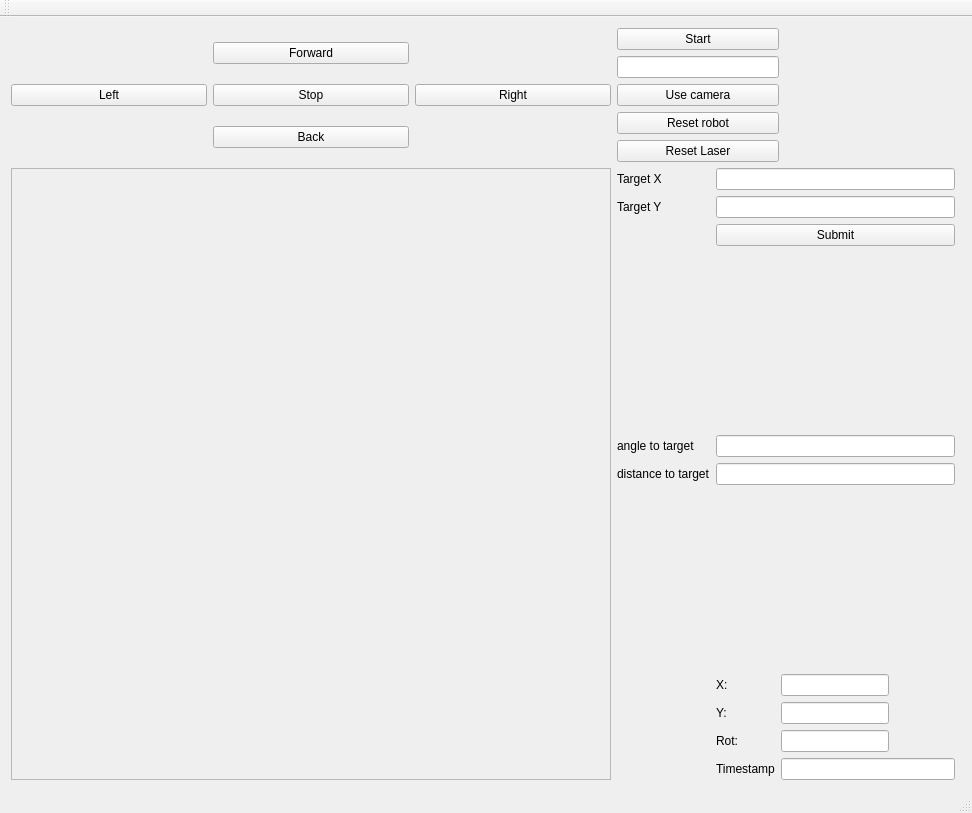
Qt form demoRMR/mainwindow.ui (Fildo7525/demoRMR) before a commit.
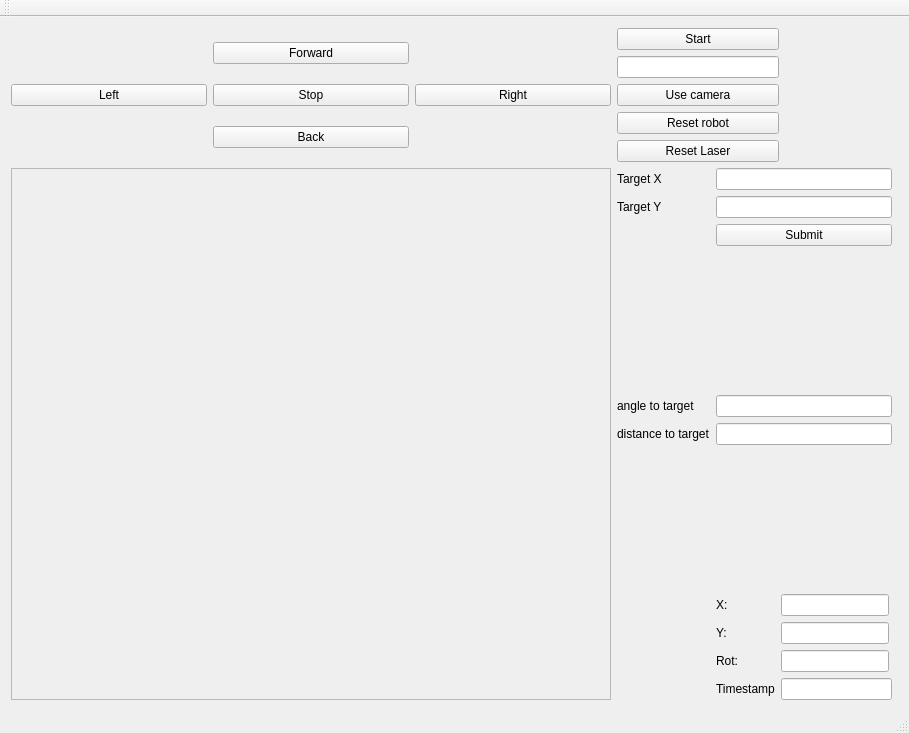
The same form after that commit.

Commit message: window size

Patch:
```diff
--- a/demoRMR/mainwindow.ui
+++ b/demoRMR/mainwindow.ui
@@ -6,8 +6,8 @@
    <rect>
     <x>0</x>
     <y>0</y>
-    <width>972</width>
-    <height>813</height>
+    <width>909</width>
+    <height>733</height>
    </rect>
   </property>
   <property name="windowTitle">
```
Left out of the diff: 4 changed lines with no effect on the pictures.
